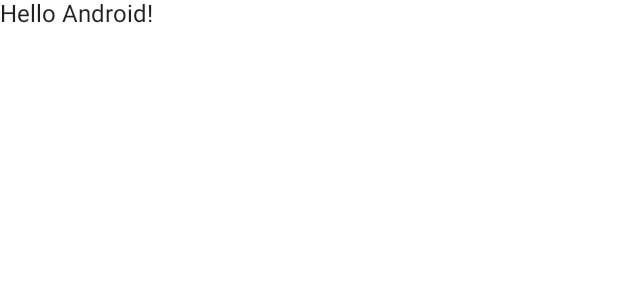
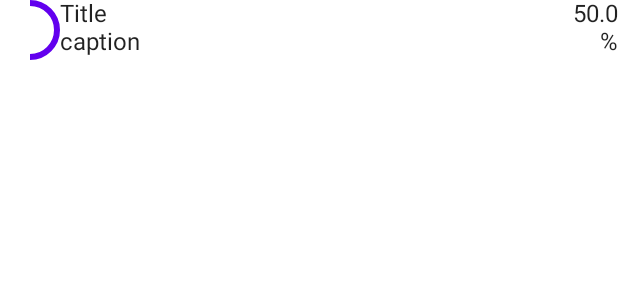
Before and after one commit to PengleiYu/Moments, an Android app built with Jetpack Compose: the @Preview function DefaultPreview, on a phone screen of 412 x 824 dp. Shown: the top 300 px of the screen. Run offline under Robolectric (Android 15) with nearby library versions, the phone set to English and light mode, and no system bars.

Commit message:
创建itemUI

```diff
--- a/app/src/main/java/com/utopia/moments/MainActivity.kt
+++ b/app/src/main/java/com/utopia/moments/MainActivity.kt
@@ -3,10 +3,15 @@ package com.utopia.moments
 import android.os.Bundle
 import androidx.activity.ComponentActivity
 import androidx.activity.compose.setContent
+import androidx.compose.foundation.layout.Column
+import androidx.compose.foundation.layout.Row
+import androidx.compose.material.CircularProgressIndicator
 import androidx.compose.material.MaterialTheme
 import androidx.compose.material.Surface
 import androidx.compose.material.Text
 import androidx.compose.runtime.Composable
+import androidx.compose.ui.Alignment
+import androidx.compose.ui.Modifier
 import androidx.compose.ui.tooling.preview.Preview
 import com.utopia.moments.ui.theme.MomentsTheme
 
@@ -17,22 +22,49 @@ class MainActivity : ComponentActivity() {
       MomentsTheme {
         // A surface container using the 'background' color from the theme
         Surface(color = MaterialTheme.colors.background) {
-          Greeting("Android")
+          val data = ItemData(50f, "Title", "caption", 50f, "%")
+          Item(data = data)
         }
       }
     }
   }
 }
 
+data class ItemData(
+  val progress: Float,
+  val title: String,
+  val caption: String,
+  val number: Float,
+  val unit: String
+)
+
 @Composable
-fun Greeting(name: String) {
-  Text(text = "Hello $name!")
+fun Item(data: ItemData) {
+  Row {
+    CircularProgressIndicator(
+      progress = data.progress / 100f,
+    )
+    Column(
+      Modifier.weight(1f),
+    ) {
+      Text(text = data.title)
+      Text(text = data.caption)
+    }
+    Column(horizontalAlignment = Alignment.End) {
+      Text(text = data.number.toString())
+      Text(text = data.unit)
+    }
+  }
 }
 
-@Preview(showBackground = true)
+@Preview(
+  showBackground = true,
+  showSystemUi = true,
+)
 @Composable
 fun DefaultPreview() {
   MomentsTheme {
-    Greeting("Android")
+    val data = ItemData(50f, "Title", "caption", 50f, "%")
+    Item(data = data)
   }
 }
```
